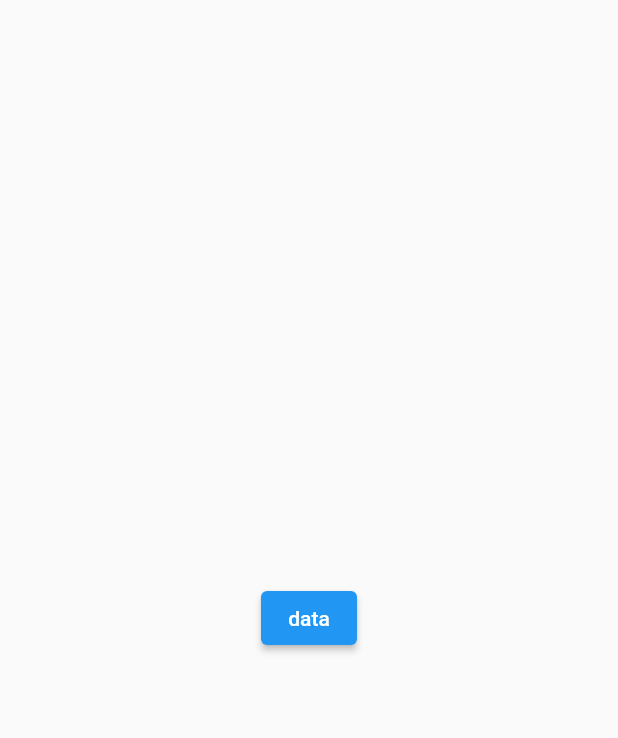
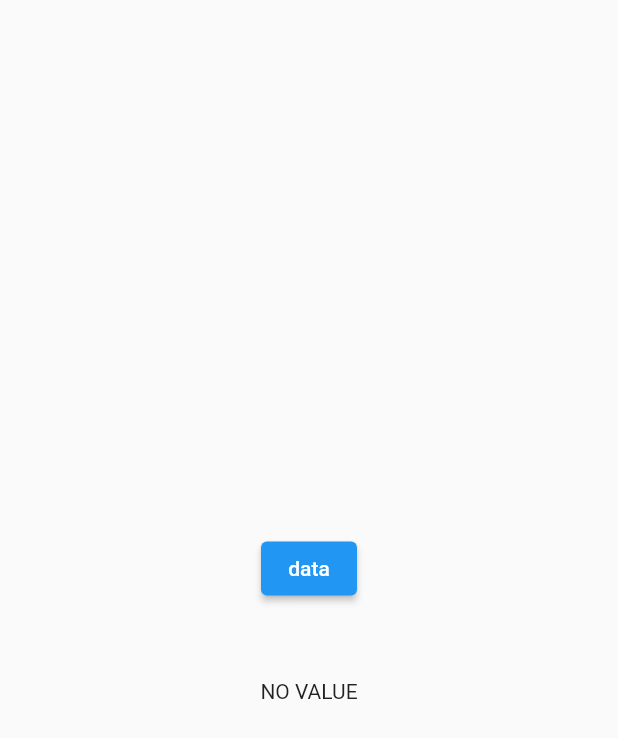
Before and after one commit to kennynicks/workout-companion.flutter, a Flutter app: the screen it shows after launch, on a phone screen of 412 x 824 dp. Shown: the top 738 px of the screen. Run offline on Flutter 3.47's test engine with Material 2 defaults, Android fonts, the light colour scheme and no system bars; our stand-ins replace auto_route, bloc, dartz, flutter_bloc, flutter_blue, freezed_annotation and 2 more.

Commit message:
chore: added heartrate to pairing_page

```diff
--- a/lib/presentation/pages/pairing/pairing_page.dart
+++ b/lib/presentation/pages/pairing/pairing_page.dart
@@ -4,6 +4,7 @@ import 'package:auto_route/auto_route.dart';
 import 'package:flutter/material.dart';
 import 'package:flutter_bloc/flutter_bloc.dart';
 import 'package:flutter_blue/flutter_blue.dart';
+import 'package:workout_companion_flutter/application/core/bloc/heartrate/heartrate_bloc.dart';
 import 'package:workout_companion_flutter/application/pairing/bloc/pairing_bloc.dart';
 import 'package:workout_companion_flutter/injection.dart';
 import 'package:workout_companion_flutter/presentation/routes/app_router.gr.dart';
@@ -38,13 +39,27 @@ class _PageWidget extends StatelessWidget {
   Widget build(BuildContext context) {
     return Scaffold(
       body: Center(
-        child: ElevatedButton(
+        child: Column(
+          mainAxisAlignment: MainAxisAlignment.center,
+          children: [
+            ElevatedButton(
                 onPressed: () async {
                   // await getIt<FlutterBlue>().stopScan();
                   BlocProvider.of<PairingBloc>(context)
                       .add(const PairingEvent.pairingStarted());
                 },
                 child: const Text("data")),
+            SizedBox(height: 50),
+            BlocBuilder<HeartrateBloc, HeartrateState>(
+                builder: (context, state) {
+              return state.maybeMap(connected: (e) {
+                return Text("${e.bpm} BPM");
+              }, orElse: () {
+                return Text("NO VALUE");
+              });
+            })
+          ],
+        ),
       ),
     );
   }
```
Lines whose indentation alone changed are shown as unchanged.
